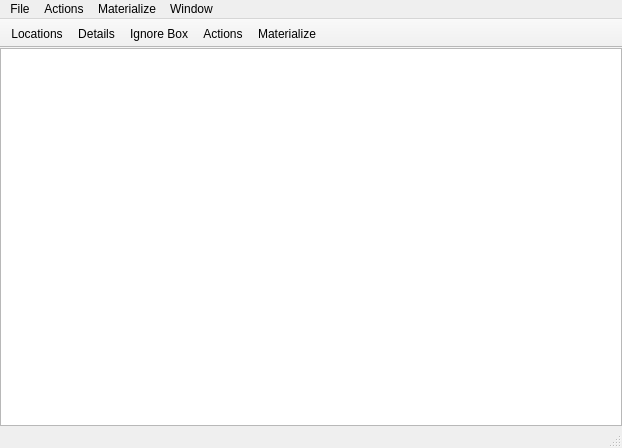
The window that qt/ui/main_window.ui (hsoft/musicguru) describes before a commit, drawn with Qt 5.
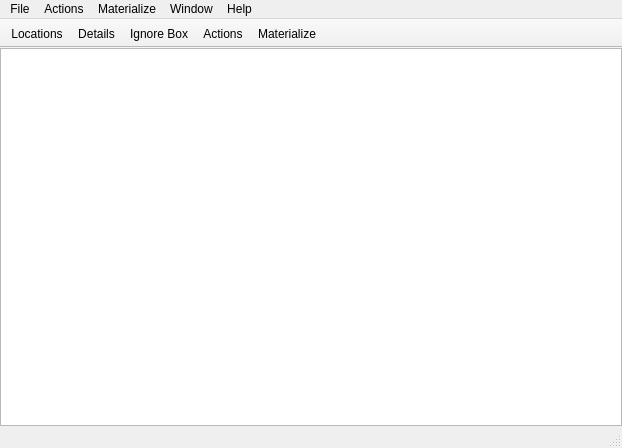
The same window after the commit. Icons and pictures are not drawn.

Commit message: qt: Added logos, added aboub box, added help link.

The edit to the form file:
```diff
--- a/qt/ui/main_window.ui
+++ b/qt/ui/main_window.ui
@@ -97,10 +97,18 @@
     <addaction name="actionCopyToOtherLocation"/>
     <addaction name="actionMoveToOtherLocation"/>
    </widget>
+   <widget class="QMenu" name="menuHelp">
+    <property name="title">
+     <string>Help</string>
+    </property>
+    <addaction name="actionShowHelp"/>
+    <addaction name="actionAbout"/>
+   </widget>
    <addaction name="menuFile"/>
    <addaction name="menuActions"/>
    <addaction name="menuMaterialize"/>
    <addaction name="menuWindow"/>
+   <addaction name="menuHelp"/>
   </widget>
   <widget class="QStatusBar" name="statusbar"/>
   <widget class="QToolBar" name="toolBar">
```
Left out of the diff: 13 changed lines with no effect on the pictures. The commit also changes 6 other files.
